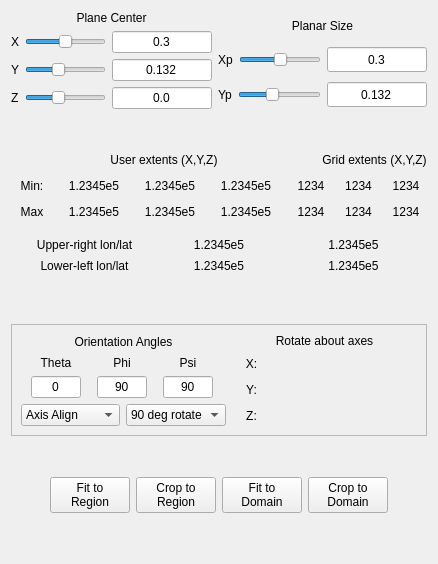
This is apps/vaporgui/guis/ui/contourLayout.ui in yyr/vapor as Qt 5 draws it before an edit. The edited form follows.
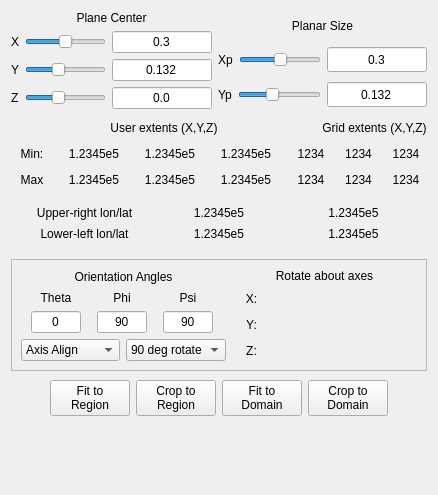
This is the edited form. Custom widgets are drawn as their Qt base class.

Commit message: More gui tweaking, fixed problem with adding color control points.

Patch:
```diff
--- a/apps/vaporgui/guis/ui/contourLayout.ui
+++ b/apps/vaporgui/guis/ui/contourLayout.ui
@@ -7,7 +7,7 @@
     <x>0</x>
     <y>0</y>
     <width>438</width>
-    <height>564</height>
+    <height>495</height>
    </rect>
   </property>
   <property name="windowTitle">
@@ -361,6 +361,12 @@
                <height>0</height>
               </size>
              </property>
+             <property name="maximumSize">
+              <size>
+               <width>16777215</width>
+               <height>25</height>
+              </size>
+             </property>
              <property name="toolTip">
               <string>Specify the width (X size) of plane in scene</string>
              </property>
@@ -449,6 +455,12 @@
                <height>0</height>
               </size>
              </property>
+             <property name="maximumSize">
+              <size>
+               <width>16777215</width>
+               <height>25</height>
+              </size>
+             </property>
              <property name="toolTip">
               <string>Specify the Y size height (Y-size)  of plane in scene</string>
              </property>
@@ -518,12 +530,12 @@
         <enum>Qt::Vertical</enum>
        </property>
        <property name="sizeType">
-        <enum>QSizePolicy::Expanding</enum>
+        <enum>QSizePolicy::Fixed</enum>
        </property>
        <property name="sizeHint" stdset="0">
         <size>
          <width>415</width>
-         <height>13</height>
+         <height>3</height>
         </size>
        </property>
       </spacer>
@@ -1046,12 +1058,12 @@
         <enum>Qt::Vertical</enum>
        </property>
        <property name="sizeType">
-        <enum>QSizePolicy::Expanding</enum>
+        <enum>QSizePolicy::Fixed</enum>
        </property>
        <property name="sizeHint" stdset="0">
         <size>
          <width>415</width>
-         <height>13</height>
+         <height>3</height>
         </size>
        </property>
       </spacer>
@@ -1473,12 +1485,12 @@
         <enum>Qt::Vertical</enum>
        </property>
        <property name="sizeType">
-        <enum>QSizePolicy::Expanding</enum>
+        <enum>QSizePolicy::Fixed</enum>
        </property>
        <property name="sizeHint" stdset="0">
         <size>
          <width>415</width>
-         <height>13</height>
+         <height>3</height>
         </size>
        </property>
       </spacer>
```
Left out of the diff: 30 changed lines with no effect on the pictures. The commit also changes 3 other files.
